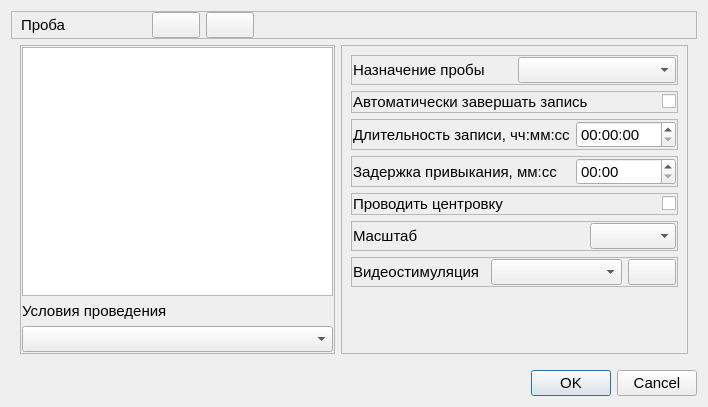
Before: the Qt Designer form metodics/stabtest/stabtestparamsdialog.ui in grigp/a-analyser, drawn with Qt 5.
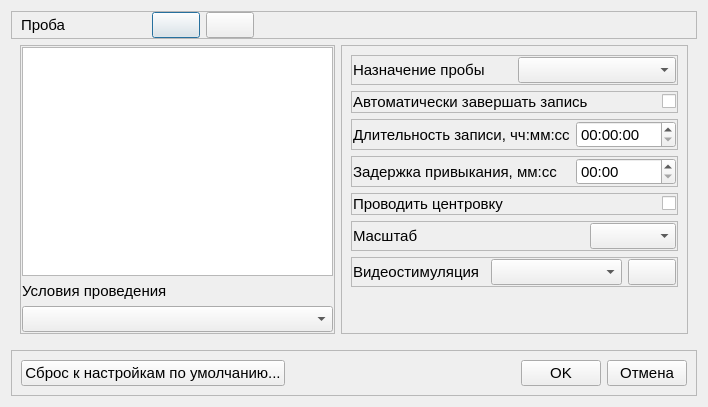
After: the same form once the commit is applied. Icons and pictures are not drawn.

Commit message: Сброс параметров методик по умолчанию. Пока в стабилографическом тесте

```diff
--- a/metodics/stabtest/stabtestparamsdialog.ui
+++ b/metodics/stabtest/stabtestparamsdialog.ui
@@ -571,13 +571,49 @@
     </widget>
    </item>
    <item>
-    <widget class="QDialogButtonBox" name="buttonBox">
-     <property name="orientation">
-      <enum>Qt::Horizontal</enum>
+    <widget class="QFrame" name="frame_2">
+     <property name="frameShape">
+      <enum>QFrame::StyledPanel</enum>
      </property>
-     <property name="standardButtons">
-      <set>QDialogButtonBox::Cancel|QDialogButtonBox::Ok</set>
+     <property name="frameShadow">
+      <enum>QFrame::Raised</enum>
      </property>
+     <layout class="QHBoxLayout" name="horizontalLayout_10">
+      <item>
+       <widget class="QPushButton" name="btnDefault">
+        <property name="text">
+         <string>Сброс к настройкам по умолчанию...</string>
+        </property>
+       </widget>
+      </item>
+      <item>
+       <spacer name="horizontalSpacer_3">
+        <property name="orientation">
+         <enum>Qt::Horizontal</enum>
+        </property>
+        <property name="sizeHint" stdset="0">
+         <size>
+          <width>40</width>
+          <height>20</height>
+         </size>
+        </property>
+       </spacer>
+      </item>
+      <item>
+       <widget class="QPushButton" name="btnOK">
+        <property name="text">
+         <string>OK</string>
+        </property>
+       </widget>
+      </item>
+      <item>
+       <widget class="QPushButton" name="btnCancel">
+        <property name="text">
+         <string>Отмена</string>
+        </property>
+       </widget>
+      </item>
+     </layout>
     </widget>
    </item>
   </layout>
```
Left out of the diff: 87 changed lines with no effect on the pictures. The commit also changes 6 other files.
